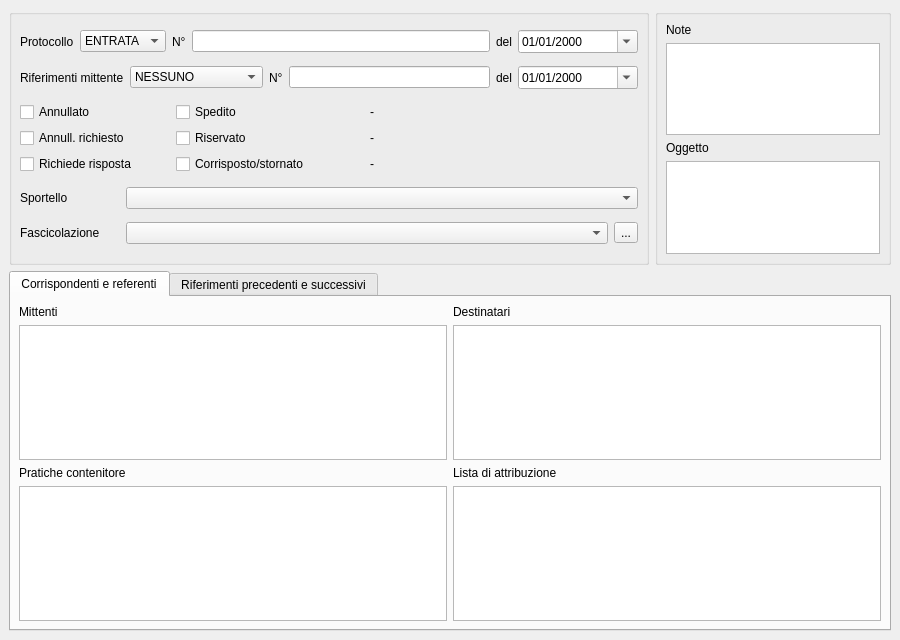
tizianolattisi/suitegda, file src/com/axiastudio/suite/protocollo/forms/protocollo.ui: the form before one commit.
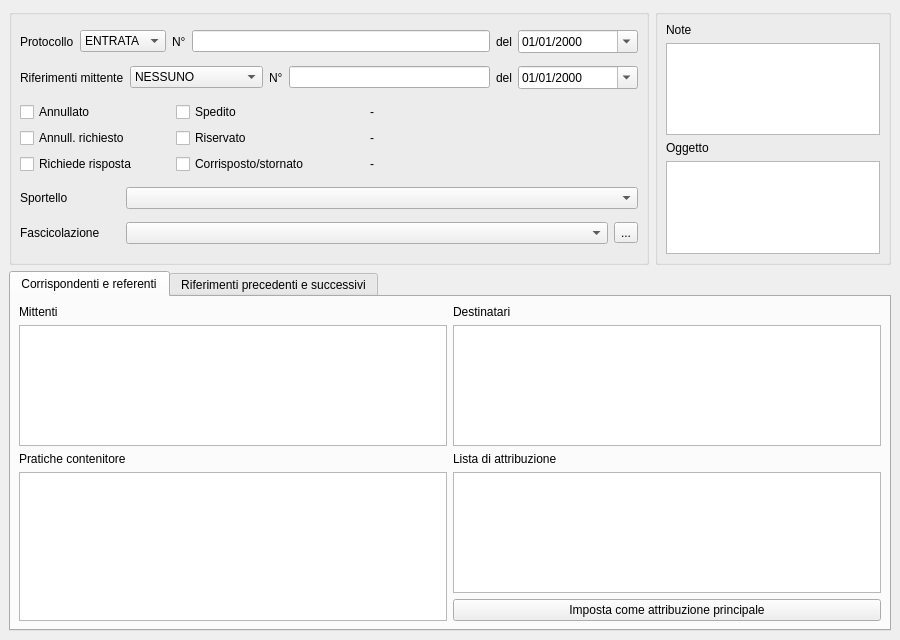
The form after the commit. Custom widgets are drawn as their Qt base class.

Commit message: Imposta attribuzione principale.

Diff of the .ui file:
```diff
--- a/src/com/axiastudio/suite/protocollo/forms/protocollo.ui
+++ b/src/com/axiastudio/suite/protocollo/forms/protocollo.ui
@@ -644,7 +644,7 @@
           </property>
          </widget>
         </item>
-        <item row="3" column="0">
+        <item row="3" column="0" rowspan="2">
          <widget class="com.axiastudio.pypapi.ui.widgets.PyPaPiTableView" name="tableView_pratiche">
           <property name="columns" stdset="0">
            <string>pratica</string>
@@ -670,6 +670,13 @@
           </property>
          </widget>
         </item>
+        <item row="4" column="1">
+         <widget class="QPushButton" name="pushButton_principale">
+          <property name="text">
+           <string>Imposta come attribuzione principale</string>
+          </property>
+         </widget>
+        </item>
        </layout>
       </widget>
       <widget class="QWidget" name="tab_2">
```
The commit also changes 1 other file.
